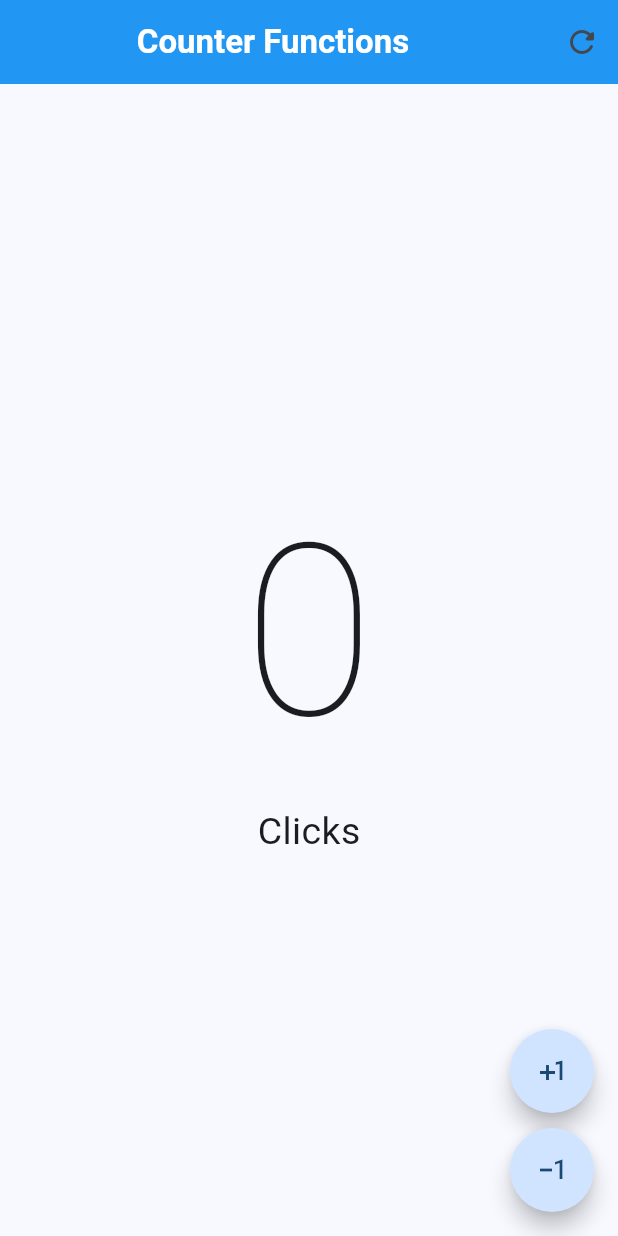
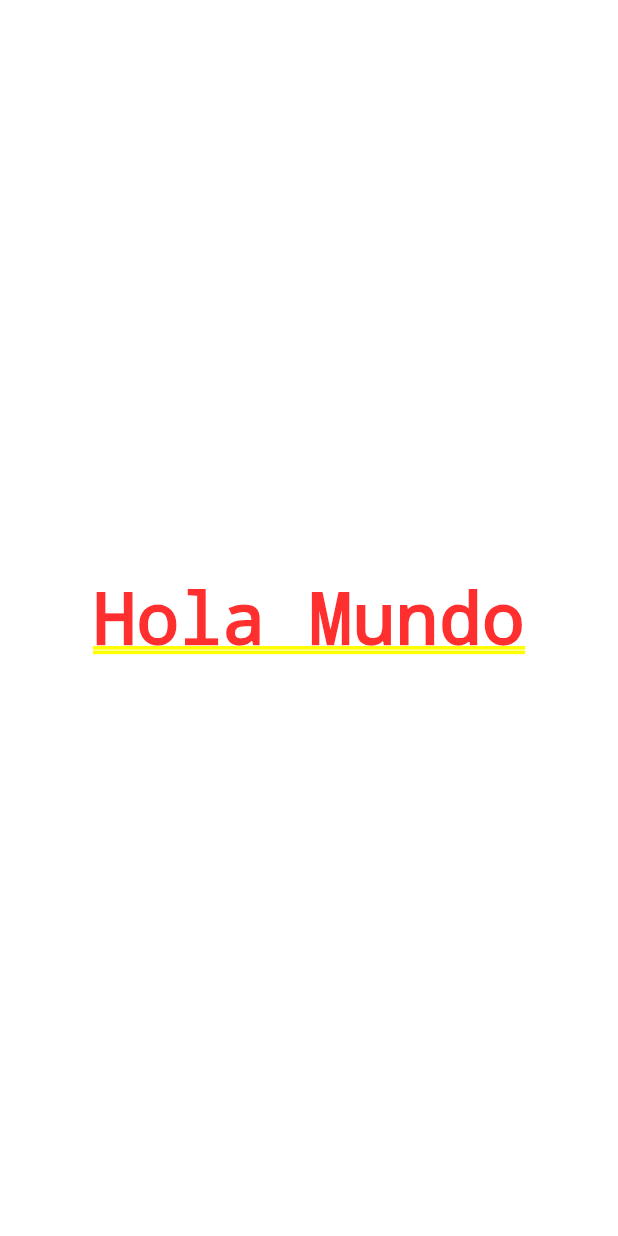
Before and after one commit to fernandoiosono/hello_world_flutter, a Flutter app: the screen it shows after launch, on a phone screen of 412 x 824 dp. Run offline on Flutter 3.47's test engine with Material 3 defaults, Android fonts, the phone set to English and light mode, and no system bars.

Commit message:
To Avoid Going Back to a Previous Commit to View the Code, Now Include the Hello World Code as a Separate Screen

```diff
--- a/lib/main.dart
+++ b/lib/main.dart
@@ -1,6 +1,7 @@
 import 'package:flutter/material.dart';
-import 'package:hello_world_flutter/presentation/screens/counter/counter_functions_screen.dart';
+import 'package:hello_world_flutter/presentation/screens/hello_world_screen.dart';
 // import 'package:hello_world_flutter/presentation/screens/counter/counter_screen.dart';
+// import 'package:hello_world_flutter/presentation/screens/counter/counter_functions_screen.dart';
 
 void main() {
   runApp(const MyApp());
@@ -17,7 +18,9 @@ class MyApp extends StatelessWidget {
         useMaterial3: true,
         colorSchemeSeed: Colors.blue
       ),
-      home: const CounterFunctionsScreen()
+      home: const HelloWorldScreen(),
+      // home: const CounterFunctionsScreen(),
+      // home: const CounterFunctionsScreen()
     );
   }
 }
--- /dev/null
+++ b/lib/presentation/screens/hello_world_screen.dart
@@ -0,0 +1,10 @@
+import 'package:flutter/material.dart';
+
+class HelloWorldScreen extends StatelessWidget {
+  const HelloWorldScreen({super.key});
+
+  @override
+  Widget build(BuildContext context) {
+    return Center(child: Text('Hola Mundo'));
+  }
+}
```
